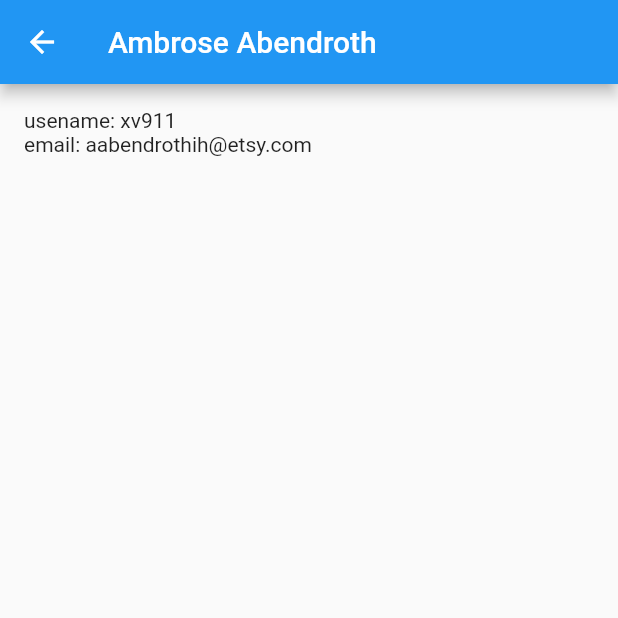
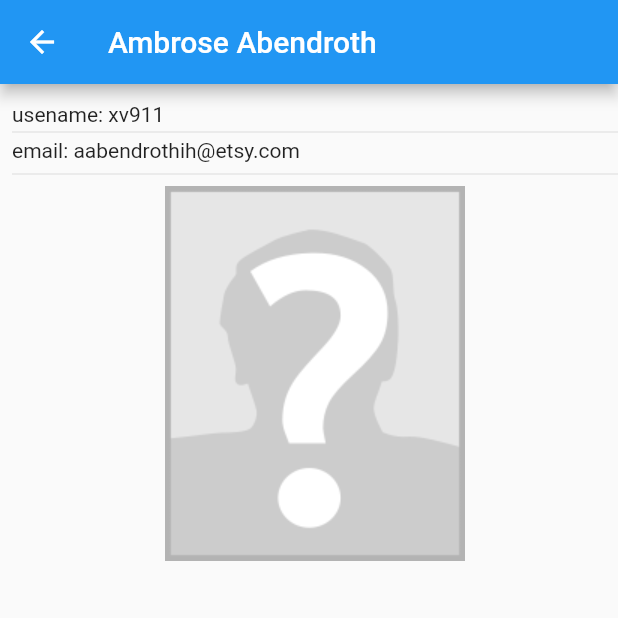
Before and after one commit to amra/comrade_app, a Flutter app: the screen it shows after launch, after a tap on an icon or button, on a phone screen of 412 x 824 dp, the top half of it. Run offline on Flutter 3.47's test engine with Material 2 defaults, Android fonts, the phone set to English and light mode, and no system bars.

```diff
--- a/lib/main.dart
+++ b/lib/main.dart
@@ -1,5 +1,6 @@
 import 'dart:async';
 import 'dart:convert' as JSON;
+import 'dart:io';
 
 import 'package:flutter/material.dart';
 import 'package:flutter/services.dart' show rootBundle;
@@ -7,15 +8,24 @@ import 'package:flutter/services.dart' show rootBundle;
 import 'data.dart';
 import 'user.dart';
 
+import 'package:path_provider/path_provider.dart';
+
 Future<void> main() async {
-    var list = await loadData();
-    DataHolder.users = list;
+    DataHolder.users = await loadData();
+    DataHolder.localPath = await localPath();
     runApp(MyApp());
 }
 
 class DataHolder {
     static List<User> users;
+    static String localPath;
 }
+
+Future<String> localPath() async {
+    final directory = await getApplicationDocumentsDirectory();
+    return directory.path;
+}
+
 
 class MyApp extends StatelessWidget {
     @override
@@ -125,7 +135,7 @@ class _MyHomePageState extends State<MyHomePage> {
                     ),
                 );
             },
-            onLongPress: (){
+            onLongPress: () {
                 setState(() {
                     if (alreadySaved) {
                         _saved.remove(user);
@@ -176,8 +186,22 @@ class DetailScreen extends StatelessWidget {
 
             ),
             body: Padding(
-                padding: EdgeInsets.all(16.0),
-                child: Text('usename: ${user.username}\nemail: ${user.email}'),
+                padding: EdgeInsets.only(left: 8.0, top: 12.0),
+                child: Column(
+                    children: <Widget>[
+                        SizedBox(
+                            width: double.infinity,
+                            child: Text('usename: ${user.username}',),
+                        ),
+                        Divider(height: 8.0,),
+                        SizedBox(
+                            width: double.infinity,
+                            child: Text('email: ${user.email}'),
+                        ),
+                        Divider(),
+                        Image.asset('assets/anonymous.png'),
+                    ],
+                ),
             ),
         );
     }
--- a/pubspec.yaml
+++ b/pubspec.yaml
@@ -44,6 +44,7 @@ flutter:
   #  - images/a_dot_ham.jpeg
   assets:
     - data/data.json
+    - assets/anonymous.png
 
   # An image asset can refer to one or more resolution-specific "variants", see
   # https://flutter.io/assets-and-images/#resolution-aware.
```
Also changed, not shown: assets/anonymous.png (added).
